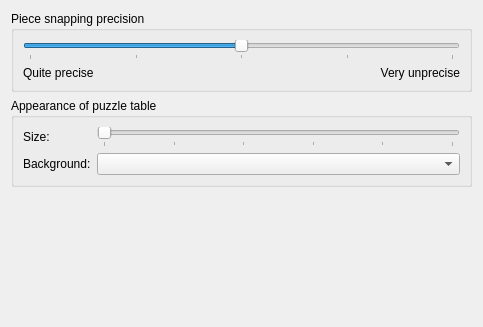
The window that src/settings.ui (KDE/palapeli) describes before a commit, drawn with Qt 5.
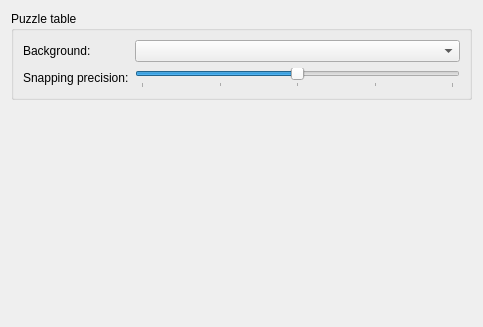
The same window after the commit.

Commit message: Work towards a more liberal viewport movement and zooming strategy: * Remove the scene size factor from the UI (it's now hardcoded to 2.5, and will be completely removed later). * Allow to deactivate the scene size constraint which is represented by the greyed-out areas. In fact, it's off by default. * The zoom widget has a new toolbutton for enabling and disabling the scene size constraint.

Patch:
```diff
--- a/src/settings.ui
+++ b/src/settings.ui
@@ -11,106 +11,20 @@
    </rect>
   </property>
   <layout class="QVBoxLayout" name="verticalLayout">
-   <item>
-    <widget class="QGroupBox" name="groupBox_1">
-     <property name="title">
-      <string>Piece snapping precision</string>
-     </property>
-     <layout class="QGridLayout" name="gridLayout">
-      <item row="0" column="0" colspan="2">
-       <widget class="QSlider" name="kcfg_SnappingPrecision">
-        <property name="minimum">
-         <number>10</number>
-        </property>
-        <property name="maximum">
-         <number>30</number>
-        </property>
-        <property name="pageStep">
-         <number>5</number>
-        </property>
-        <property name="value">
-         <number>20</number>
-        </property>
-        <property name="orientation">
-         <enum>Qt::Horizontal</enum>
-        </property>
-        <property name="tickPosition">
-         <enum>QSlider::TicksBelow</enum>
-        </property>
-        <property name="tickInterval">
-         <number>0</number>
-        </property>
-       </widget>
-      </item>
-      <item row="1" column="0">
-       <widget class="QLabel" name="label_1">
-        <property name="text">
-         <string>Quite precise</string>
-        </property>
-       </widget>
-      </item>
-      <item row="1" column="1">
-       <widget class="QLabel" name="label_2">
-        <property name="text">
-         <string>Very unprecise</string>
-        </property>
-        <property name="alignment">
-         <set>Qt::AlignRight|Qt::AlignTrailing|Qt::AlignVCenter</set>
-        </property>
-       </widget>
-      </item>
-     </layout>
-    </widget>
-   </item>
    <item>
     <widget class="QGroupBox" name="groupBox_2">
      <property name="title">
-      <string>Appearance of puzzle table</string>
+      <string>Puzzle table</string>
      </property>
      <layout class="QFormLayout" name="formLayout">
-      <item row="1" column="0">
-       <widget class="QLabel" name="label">
-        <property name="text">
-         <string>Size:</string>
-        </property>
-       </widget>
-      </item>
-      <item row="1" column="1">
-       <widget class="QSlider" name="kcfg_SceneSizeFactor">
-        <property name="minimum">
-         <number>250</number>
-        </property>
-        <property name="maximum">
-         <number>500</number>
-        </property>
-        <property name="singleStep">
-         <number>10</number>
-        </property>
-        <property name="pageStep">
-         <number>100</number>
-        </property>
-        <property name="value">
-         <number>250</number>
-        </property>
-        <property name="orientation">
-         <enum>Qt::Horizontal</enum>
-        </property>
-        <property name="tickPosition">
-         <enum>QSlider::TicksBelow</enum>
-        </property>
-        <property name="tickInterval">
-         <number>50</number>
-        </property>
-       </widget>
-      </item>
-      <item row="2" column="0">
+      <item row="0" column="0">
        <widget class="QLabel" name="label_3">
         <property name="text">
          <string>Background:</string>
         </property>
        </widget>
       </item>
-      <item row="2" column="1">
+      <item row="0" column="1">
        <widget class="QComboBox" name="kcfg_ViewBackground">
         <property name="sizePolicy">
          <sizepolicy hsizetype="MinimumExpanding" vsizetype="Fixed">
@@ -120,6 +34,38 @@
         </property>
        </widget>
       </item>
+      <item row="1" column="1">
+       <widget class="QSlider" name="kcfg_SnappingPrecision">
+        <property name="minimum">
+         <number>10</number>
+        </property>
+        <property name="maximum">
+         <number>30</number>
+        </property>
+        <property name="pageStep">
+         <number>5</number>
+        </property>
+        <property name="value">
+         <number>20</number>
+        </property>
+        <property name="orientation">
+         <enum>Qt::Horizontal</enum>
+        </property>
+        <property name="tickPosition">
+         <enum>QSlider::TicksBelow</enum>
+        </property>
+        <property name="tickInterval">
+         <number>0</number>
+        </property>
+       </widget>
+      </item>
+      <item row="1" column="0">
+       <widget class="QLabel" name="label_1">
+        <property name="text">
+         <string>Snapping precision:</string>
+        </property>
+       </widget>
+      </item>
      </layout>
     </widget>
    </item>
```
The commit also changes 12 other files.
